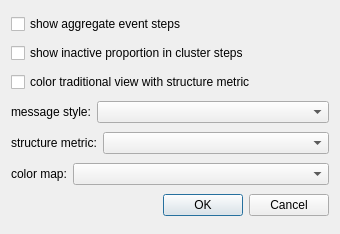
Old version of the form visoptionsdialog.ui in the repository LLNL/ravel.
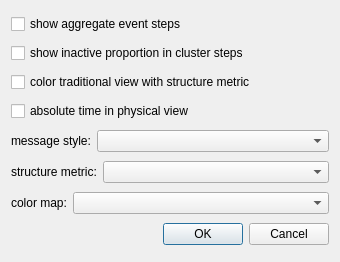
New version of the form.

Commit message: Improvements to physical time drawing. - hovering now works on non-comm events - non-comm event labels only draw when not interrupted by events they call

```diff
--- a/visoptionsdialog.ui
+++ b/visoptionsdialog.ui
@@ -7,7 +7,7 @@
     <x>0</x>
     <y>0</y>
     <width>340</width>
-    <height>234</height>
+    <height>262</height>
    </rect>
   </property>
   <property name="windowTitle">
@@ -35,6 +35,13 @@
      </property>
     </widget>
    </item>
+   <item>
+    <widget class="QCheckBox" name="absoluteTimeCheckBox">
+     <property name="text">
+      <string>absolute time in physical view</string>
+     </property>
+    </widget>
+   </item>
    <item>
     <layout class="QHBoxLayout" name="horizontalLayout_3">
      <property name="topMargin">
```
The commit also changes 10 other files.
